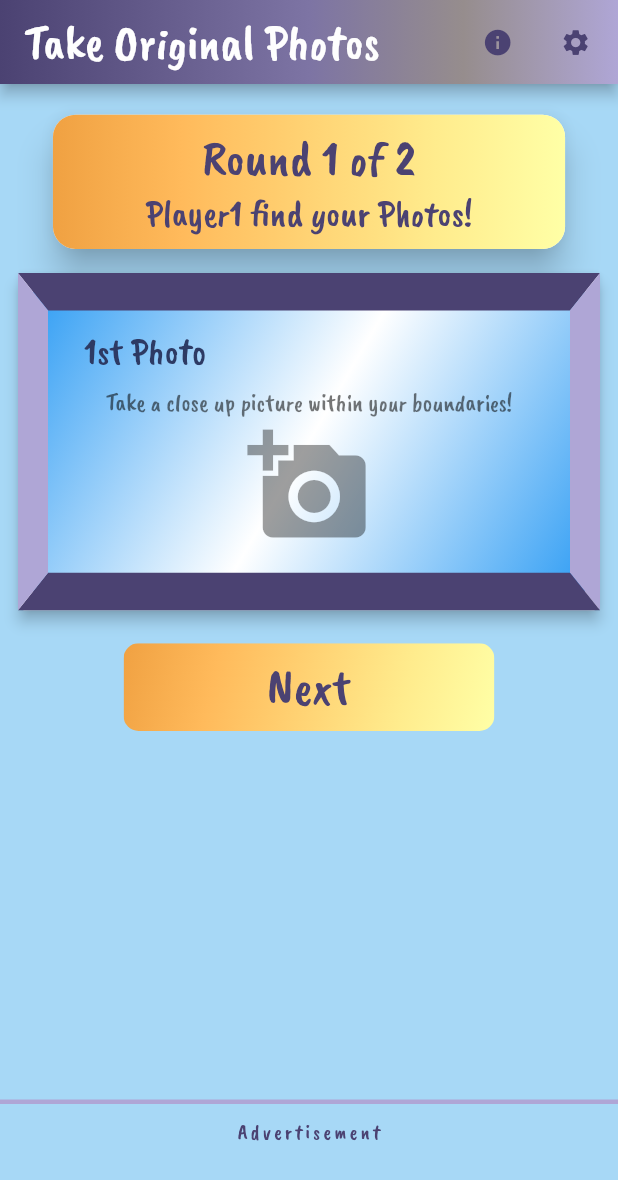
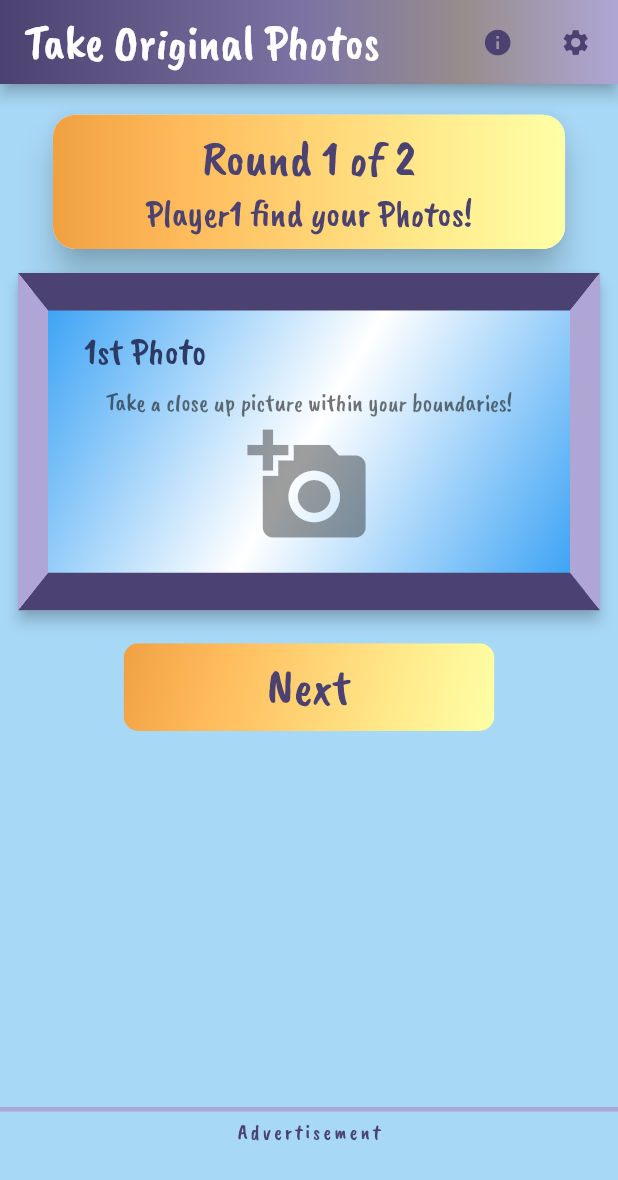
Before and after one commit to emac62/scavengerPix, a Flutter app: the OriginalPage screen opened directly, on a phone screen of 412 x 824 dp. Shown: the top 1180 px of the screen. Run offline on Flutter 3.47's test engine with Material 2 defaults, Android fonts, the phone set to English and light mode, and no system bars; drawn by our look-alikes of auto_size_text; our stand-ins replace avatar_glow, custom_sliding_segmented_control, google_mobile_ads, hexcolor, image_picker, new_gradient_app_bar and 1 more; missing offline and left inert: before_after; accounts and stored records are empty; network calls fail.

Commit message:
banner on all screens

```diff
--- a/lib/full_screen_image.dart
+++ b/lib/full_screen_image.dart
@@ -49,7 +49,7 @@ class _FullscreenImageState extends State<FullscreenImage> {
           decoration: BoxDecoration(
               border: Border(
                   top: BorderSide(width: 3, color: HexColor('#afa6d6')))),
-          padding: const EdgeInsets.only(top: 10),
+          padding: const EdgeInsets.only(top: 5),
           child: bannerAdContainer),
     );
   }
--- a/lib/original_pictures.dart
+++ b/lib/original_pictures.dart
@@ -226,7 +226,7 @@ class _OriginalPageState extends State<OriginalPage> {
             decoration: BoxDecoration(
                 border: Border(
                     top: BorderSide(width: 3, color: HexColor('#afa6d6')))),
-            padding: const EdgeInsets.only(top: 10),
+            padding: const EdgeInsets.only(top: 5),
             child: bannerAdContainer),
       ),
     );
--- a/pubspec.yaml
+++ b/pubspec.yaml
@@ -15,7 +15,7 @@ publish_to: "none" # Remove this line if you wish to publish to pub.dev
 # In iOS, build-name is used as CFBundleShortVersionString while build-number used as CFBundleVersion.
 # Read more about iOS versioning at
 # https://developer.apple.com/library/archive/documentation/General/Reference/InfoPlistKeyReference/Articles/CoreFoundationKeys.html
-version: 1.2.1+9
+version: 1.2.1+10
 
 environment:
   sdk: ">=2.12.0 <3.0.0"
```
Also changed, not shown: lib/matching_screen.dart (+6 -6 lines), 1 other file.
